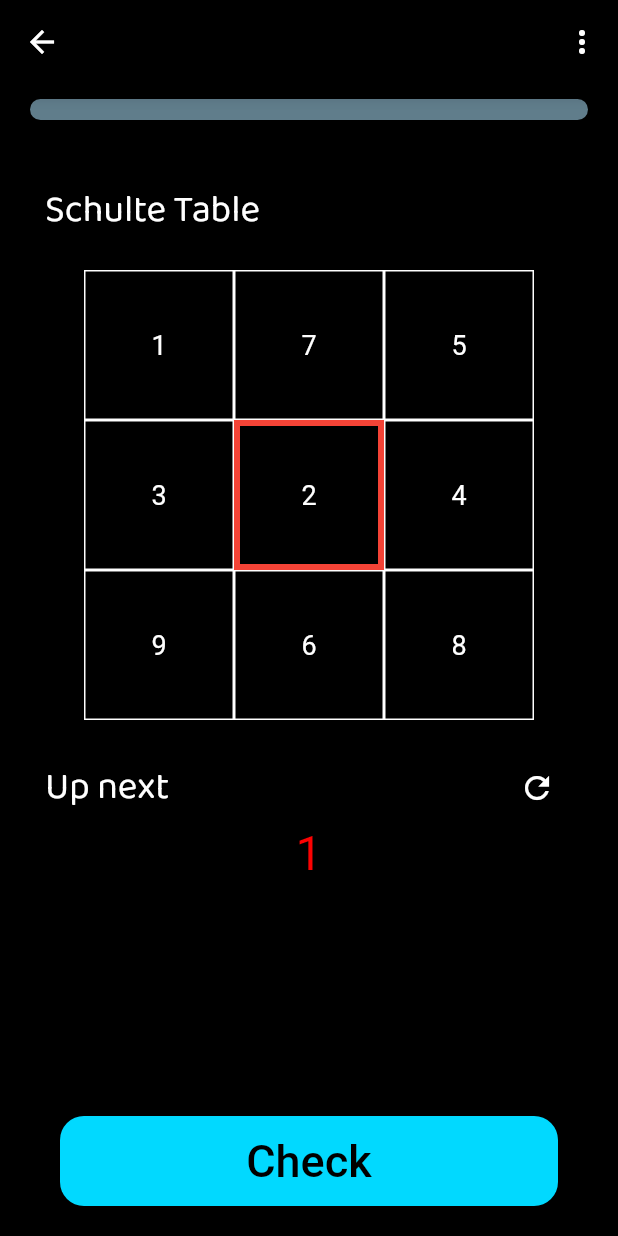
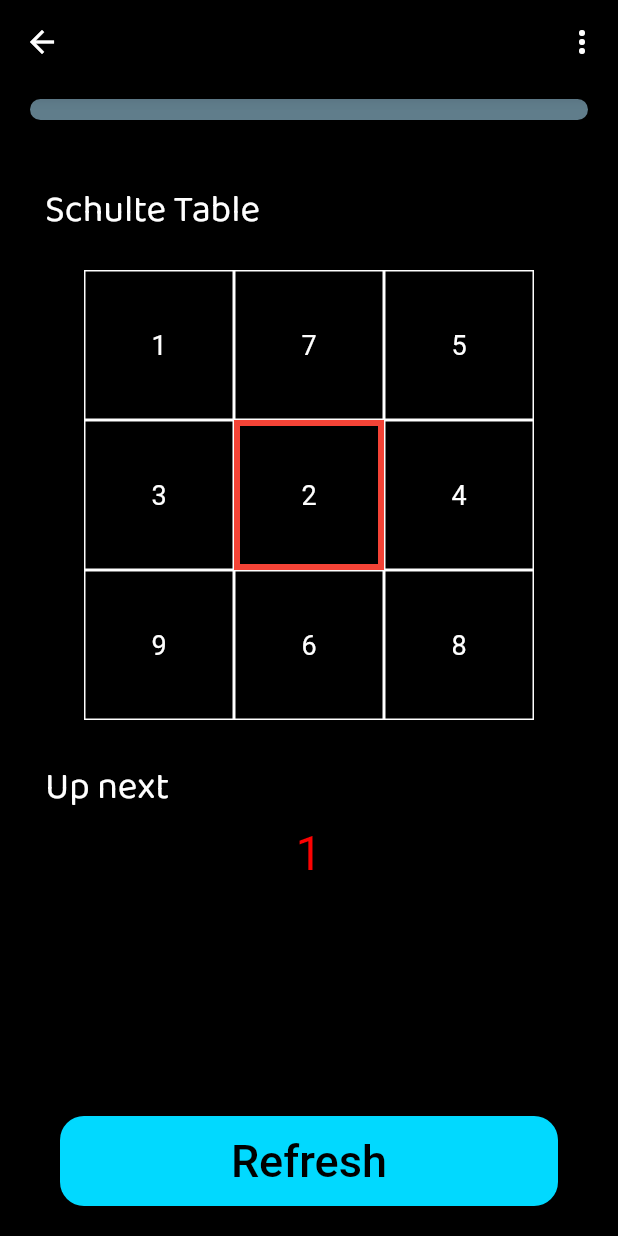
Before and after one commit to Bolt-SIH/BOLT-frontend, a Flutter app: the SchulteLevelOne screen opened by its route, on a phone screen of 412 x 824 dp. Run offline on Flutter 3.47's test engine with Material 2 defaults, Android fonts, the phone set to English and light mode, and no system bars; our stand-ins replace animated_text_kit, carousel_slider, firebase_auth, firebase_core, flutter_svg, get_storage and 2 more; accounts and stored records are empty; Roboto replaces fonts that are missing (Baloo2).

Commit message:
changed check button to refresh

```diff
--- a/lib/screens/games/schulte_table/shulte_level_one.dart
+++ b/lib/screens/games/schulte_table/shulte_level_one.dart
@@ -412,19 +412,19 @@ class _SchulteLevelOneState extends State<SchulteLevelOne> {
                           ),
                           // textAlign: TextAlign.left,
                         ),
-                        IconButton(
-                          onPressed: () {
-                            setState(() {
-                              myNum.shuffle();
-                              newUserInput.clear();
-                              myIndex = 0;
-                            });
-                          },
-                          icon: const Icon(
-                            Icons.refresh,
-                            color: Colors.white,
-                          ),
-                        ),
+                        // IconButton(
+                        //   onPressed: () {
+                        //     setState(() {
+                        //       myNum.shuffle();
+                        //       newUserInput.clear();
+                        //       myIndex = 0;
+                        //     });
+                        //   },
+                        //   icon: const Icon(
+                        //     Icons.refresh,
+                        //     color: Colors.white,
+                        //   ),
+                        // ),
                       ],
                     ),
                   ),
@@ -454,6 +454,9 @@ class _SchulteLevelOneState extends State<SchulteLevelOne> {
                     setState(() {
                       // progressValue = progressValue! + 1 / 3;
                       // print(newUserInput);
+                              myNum.shuffle();
+                              newUserInput.clear();
+                              myIndex = 0;
                     });
                   },
                   child: const SizedBox(
@@ -461,7 +464,7 @@ class _SchulteLevelOneState extends State<SchulteLevelOne> {
                     height: 60,
                     child: Center(
                       child: Text(
-                        "Check",
+                        "Refresh",
                         textAlign: TextAlign.center,
                         style: TextStyle(
                             fontSize: 30,
```
Also changed, not shown: lib/screens/games/schulte_table/schulte_levelup.dart (+17 -14 lines).
